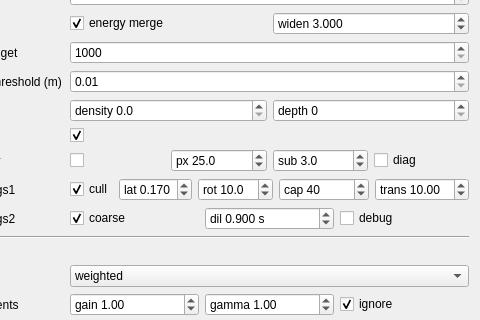
The window that gui_client/GaussianSplatSettingsWidget.ui (russiaman/substrata_robo) describes before a commit, drawn with Qt 5; both pictures show x 91 to 571 and y 191 to 511 of the 571 by 1252 pixel window.
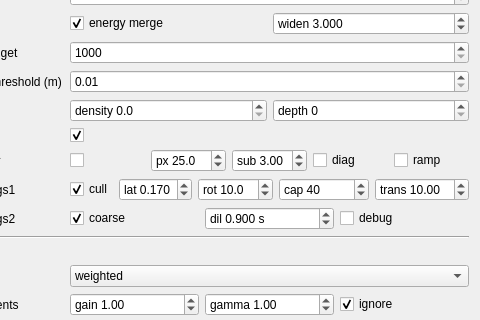
The same window after the commit.

Commit message: Splat UI: "ramp" checkbox for the sat_depth debug overlay, wider "sub" range

Patch:
```diff
--- a/gui_client/GaussianSplatSettingsWidget.ui
+++ b/gui_client/GaussianSplatSettingsWidget.ui
@@ -653,10 +653,10 @@
          <string>SESSION076 CALIBRATION, temporary. Divides the saturation grid's tile angular size, so grid resolution scales with it. Silhouette accuracy is bounded by tile size: at 1 a tile spans the whole "px" value (30 px at the default), which cannot separate a 30-50 px feature - a chair back protruding above a table - from the geometry beside it in the same tile, so the nearer one saturates the tile and takes the other with it. Higher = finer silhouettes, more tiles, more grid build cost (off the critical path since the saturation pass was split out of the traversal). To be frozen as a code constant once the working point is found, and this control removed.</string>
         </property>
         <property name="decimals">
-         <number>1</number>
+         <number>2</number>
         </property>
         <property name="minimum">
-         <double>1.000000000000000</double>
+         <double>0.010000000000000</double>
         </property>
         <property name="maximum">
          <double>8.000000000000000</double>
@@ -682,6 +682,19 @@
         </property>
        </widget>
       </item>
+      <item>
+       <widget class="QCheckBox" name="satGridRampCheckBox">
+        <property name="text">
+         <string>ramp</string>
+        </property>
+        <property name="toolTip">
+         <string>SESSION077 DIAGNOSTIC. Switches the "diag" saturation-grid overlay from its binary view (one flat colour on tiles the prune treats as saturated - the verdict itself) to a blue -&gt; green -&gt; red ramp over each tile's UNBOUNDED accumulated occluder weight (sum of every touching node's contribution - not the [0,1] transmittance the prune thresholds, which visually clamps toward one colour regardless of how much geometry actually piled up), using the same ramp AND the same range controls as the overdraw view below ("Show overdraw" row's min/max). Their usual 2-100 defaults are layer-count/summed-alpha units from that view and will likely read as solid blue here - re-enter a range matched to this scene's tile occupancy (start around min 0, max 5-10 and adjust by eye). The binary view cannot tell a correctly saturated tile from a broken accumulation - a flat ceiling coming out half tinted and half clear looks the same either way - so this shows the RANGE of how much is contributing, to be checked against what the scene plainly looks like. Needs "diag" on. Presentation only: changes nothing the traversal or the prune computes. Not saved between sessions.</string>
+        </property>
+        <property name="checked">
+         <bool>false</bool>
+        </property>
+       </widget>
+      </item>
      </layout>
     </widget>
    </item>
```
The commit also changes 2 other files.
